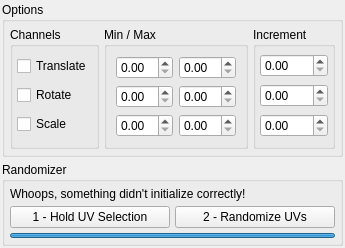
First picture: the form in randomUV.ui, repository TicTac-93/randomUV, before the edit.
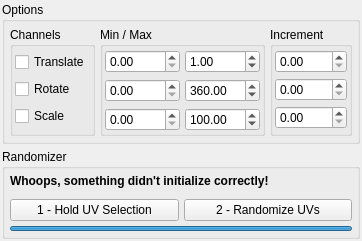
Second picture: the form after the edit.

Commit message: Set up all functionality, requires some stress testing before release

Diff of the .ui file:
```diff
--- a/randomUV.ui
+++ b/randomUV.ui
@@ -6,8 +6,8 @@
    <rect>
     <x>0</x>
     <y>0</y>
-    <width>320</width>
-    <height>222</height>
+    <width>336</width>
+    <height>220</height>
    </rect>
   </property>
   <property name="sizePolicy">
@@ -66,16 +66,16 @@
           <number>5</number>
          </property>
          <property name="leftMargin">
-          <number>4</number>
+          <number>2</number>
          </property>
          <property name="topMargin">
-          <number>5</number>
+          <number>3</number>
          </property>
          <property name="rightMargin">
-          <number>4</number>
+          <number>2</number>
          </property>
          <property name="bottomMargin">
-          <number>5</number>
+          <number>2</number>
          </property>
          <item>
           <widget class="QCheckBox" name="chk_t">
@@ -106,24 +106,234 @@
         <property name="title">
          <string>Min / Max</string>
         </property>
-        <layout class="QFormLayout" name="formLayout">
-         <item row="0" column="0">
-          <widget class="QDoubleSpinBox" name="spn_t_min"/>
+        <property name="flat">
+         <bool>false</bool>
+        </property>
+        <layout class="QVBoxLayout" name="verticalLayout_2">
+         <property name="leftMargin">
+          <number>2</number>
+         </property>
+         <property name="topMargin">
+          <number>3</number>
+         </property>
+         <property name="rightMargin">
+          <number>2</number>
+         </property>
+         <property name="bottomMargin">
+          <number>2</number>
+         </property>
+         <item>
+          <layout class="QHBoxLayout" name="horizontalLayout_3">
+           <property name="spacing">
+            <number>5</number>
+           </property>
+           <property name="topMargin">
+            <number>0</number>
+           </property>
+           <item>
+            <widget class="QDoubleSpinBox" name="spn_t_min">
+             <property name="sizePolicy">
+              <sizepolicy hsizetype="Minimum" vsizetype="Fixed">
+               <horstretch>0</horstretch>
+               <verstretch>0</verstretch>
+              </sizepolicy>
+             </property>
+             <property name="minimumSize">
+              <size>
+               <width>75</width>
+               <height>0</height>
+              </size>
+             </property>
+             <property name="minimum">
+              <double>0.000000000000000</double>
+             </property>
+             <property name="maximum">
+              <double>1000.000000000000000</double>
+             </property>
+             <property name="singleStep">
+              <double>0.100000000000000</double>
+             </property>
+             <property name="value">
+              <double>0.000000000000000</double>
+             </property>
+            </widget>
+           </item>
+           <item>
+            <spacer name="horizontalSpacer_5">
+             <property name="orientation">
+              <enum>Qt::Horizontal</enum>
+             </property>
+             <property name="sizeHint" stdset="0">
+              <size>
+               <width>0</width>
+               <height>20</height>
+              </size>
+             </property>
+            </spacer>
+           </item>
+           <item>
+            <widget class="QDoubleSpinBox" name="spn_t_max">
+             <property name="sizePolicy">
+              <sizepolicy hsizetype="Minimum" vsizetype="Fixed">
+               <horstretch>0</horstretch>
+               <verstretch>0</verstretch>
+              </sizepolicy>
+             </property>
+             <property name="minimumSize">
+              <size>
+               <width>75</width>
+               <height>0</height>
+              </size>
+             </property>
+             <property name="minimum">
+              <double>-100.000000000000000</double>
+             </property>
+             <property name="maximum">
+              <double>1000.000000000000000</double>
+             </property>
+             <property name="singleStep">
+              <double>0.100000000000000</double>
+             </property>
+             <property name="value">
+              <double>1.000000000000000</double>
+             </property>
+            </widget>
+           </item>
+          </layout>
          </item>
-         <item row="0" column="1">
-          <widget class="QDoubleSpinBox" name="spn_t_max"/>
+         <item>
+          <layout class="QHBoxLayout" name="horizontalLayout_4">
+           <property name="spacing">
+            <number>5</number>
+           </property>
+           <property name="topMargin">
+            <number>0</number>
+           </property>
+           <item>
+            <widget class="QDoubleSpinBox" name="spn_r_min">
+             <property name="sizePolicy">
+              <sizepolicy hsizetype="Minimum" vsizetype="Fixed">
+               <horstretch>0</horstretch>
+               <verstretch>0</verstretch>
+              </sizepolicy>
+             </property>
+             <property name="minimumSize">
+              <size>
+               <width>75</width>
+               <height>0</height>
+              </size>
+             </property>
+             <property name="suffix">
+              <string/>
+             </property>
+             <property name="maximum">
+              <double>1000.000000000000000</double>
+             </property>
+            </widget>
+           </item>
+           <item>
+            <spacer name="horizontalSpacer_4">
+             <property name="orientation">
+              <enum>Qt::Horizontal</enum>
+             </property>
+             <property name="sizeHint" stdset="0">
+              <size>
+               <width>0</width>
+               <height>20</height>
+              </size>
+             </property>
+            </spacer>
+           </item>
+           <item>
+            <widget class="QDoubleSpinBox" name="spn_r_max">
+             <property name="sizePolicy">
+              <sizepolicy hsizetype="Minimum" vsizetype="Fixed">
+               <horstretch>0</horstretch>
+               <verstretch>0</verstretch>
+              </sizepolicy>
+             </property>
+             <property name="minimumSize">
+              <size>
+               <width>75</width>
+               <height>0</height>
+              </size>
+             </property>
+             <property name="maximum">
+              <double>1000.000000000000000</double>
+             </property>
+             <property name="value">
+              <double>360.000000000000000</double>
+             </property>
+            </widget>
+           </item>
+          </layout>
          </item>
-         <item row="1" column="0">
-          <widget class="QDoubleSpinBox" name="spn_r_min"/>
-         </item>
-         <item row="1" column="1">
-          <widget class="QDoubleSpinBox" name="spn_r_max"/>
-         </item>
-         <item row="2" column="0">
-          <widget class="QDoubleSpinBox" name="spn_s_min"/>
-         </item>
-         <item row="2" column="1">
-          <widget class="QDoubleSpinBox" name="spn_s_max"/>
+         <item>
+          <layout class="QHBoxLayout" name="horizontalLayout_5">
+           <property name="spacing">
+            <number>5</number>
+           </property>
+           <property name="topMargin">
+            <number>0</number>
+           </property>
+           <item>
+            <widget class="QDoubleSpinBox" name="spn_s_min">
+             <property name="sizePolicy">
+              <sizepolicy hsizetype="Minimum" vsizetype="Fixed">
+               <horstretch>0</horstretch>
+               <verstretch>0</verstretch>
+              </sizepolicy>
+             </property>
+             <property name="minimumSize">
+              <size>
+               <width>75</width>
+               <height>0</height>
+              </size>
+             </property>
+             <property name="decimals">
+              <number>2</number>
+             </property>
+             <property name="maximum">
+              <double>1000.000000000000000</double>
+             </property>
+            </widget>
+           </item>
+           <item>
+            <spacer name="horizontalSpacer_3">
+             <property name="orientation">
+              <enum>Qt::Horizontal</enum>
+             </property>
+             <property name="sizeHint" stdset="0">
+              <size>
+               <width>0</width>
+               <height>20</height>
+              </size>
+             </property>
+            </spacer>
+           </item>
+           <item>
+            <widget class="QDoubleSpinBox" name="spn_s_max">
+             <property name="sizePolicy">
+              <sizepolicy hsizetype="Minimum" vsizetype="Fixed">
+               <horstretch>0</horstretch>
+               <verstretch>0</verstretch>
+              </sizepolicy>
+             </property>
+             <property name="minimumSize">
+              <size>
+               <width>75</width>
+               <height>0</height>
+              </size>
+             </property>
+             <property name="maximum">
+              <double>1000.000000000000000</double>
+             </property>
+             <property name="value">
+              <double>100.000000000000000</double>
+             </property>
+            </widget>
+           </item>
+          </layout>
          </item>
         </layout>
        </widget>
@@ -141,16 +351,16 @@
           <enum>QLayout::SetDefaultConstraint</enum>
          </property>
          <property name="leftMargin">
-          <number>4</number>
+          <number>2</number>
          </property>
          <property name="topMargin">
-          <number>5</number>
+          <number>3</number>
          </property>
          <property name="rightMargin">
-          <number>4</number>
+          <number>2</number>
          </property>
          <property name="bottomMargin">
-          <number>5</number>
+          <number>2</number>
          </property>
          <item>
           <widget class="QDoubleSpinBox" name="spn_t_inc"/>
@@ -203,9 +413,42 @@
       </property>
       <item>
        <widget class="QLabel" name="lbl_status">
+        <property name="sizePolicy">
+         <sizepolicy hsizetype="Preferred" vsizetype="Minimum">
+          <horstretch>0</horstretch>
+          <verstretch>0</verstretch>
+         </sizepolicy>
+        </property>
+        <property name="minimumSize">
+         <size>
+          <width>0</width>
+          <height>20</height>
+         </size>
+        </property>
+        <property name="font">
+         <font>
+          <weight>75</weight>
+          <bold>true</bold>
+         </font>
+        </property>
+        <property name="autoFillBackground">
+         <bool>false</bool>
+        </property>
+        <property name="frameShape">
+         <enum>QFrame::NoFrame</enum>
+        </property>
+        <property name="frameShadow">
+         <enum>QFrame::Plain</enum>
+        </property>
         <property name="text">
          <string>Whoops, something didn't initialize correctly!</string>
         </property>
+        <property name="alignment">
+         <set>Qt::AlignLeading|Qt::AlignLeft|Qt::AlignTop</set>
+        </property>
+        <property name="wordWrap">
+         <bool>true</bool>
+        </property>
        </widget>
       </item>
       <item>
@@ -221,6 +464,15 @@
           <property name="checkable">
            <bool>true</bool>
           </property>
+          <property name="autoDefault">
+           <bool>false</bool>
+          </property>
+          <property name="default">
+           <bool>false</bool>
+          </property>
+          <property name="flat">
+           <bool>false</bool>
+          </property>
          </widget>
         </item>
         <item>
@@ -228,6 +480,12 @@
           <property name="text">
            <string>2 - Randomize UVs</string>
           </property>
+          <property name="autoDefault">
+           <bool>false</bool>
+          </property>
+          <property name="default">
+           <bool>false</bool>
+          </property>
          </widget>
         </item>
        </layout>
```
The commit also changes 1 other file.
